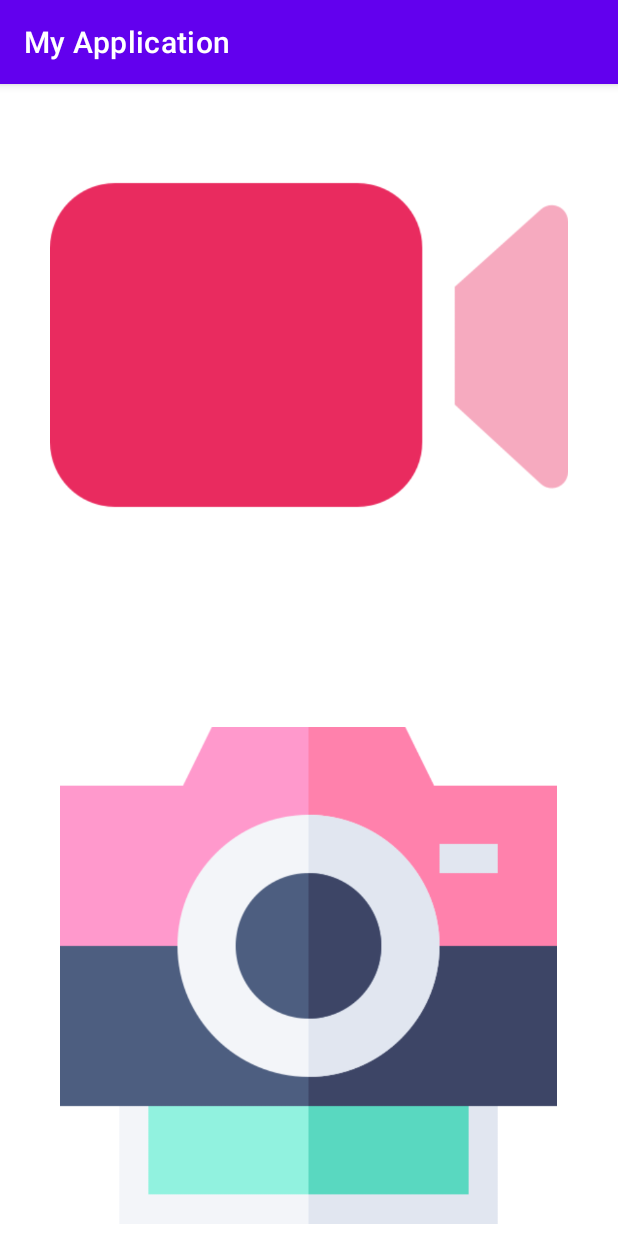
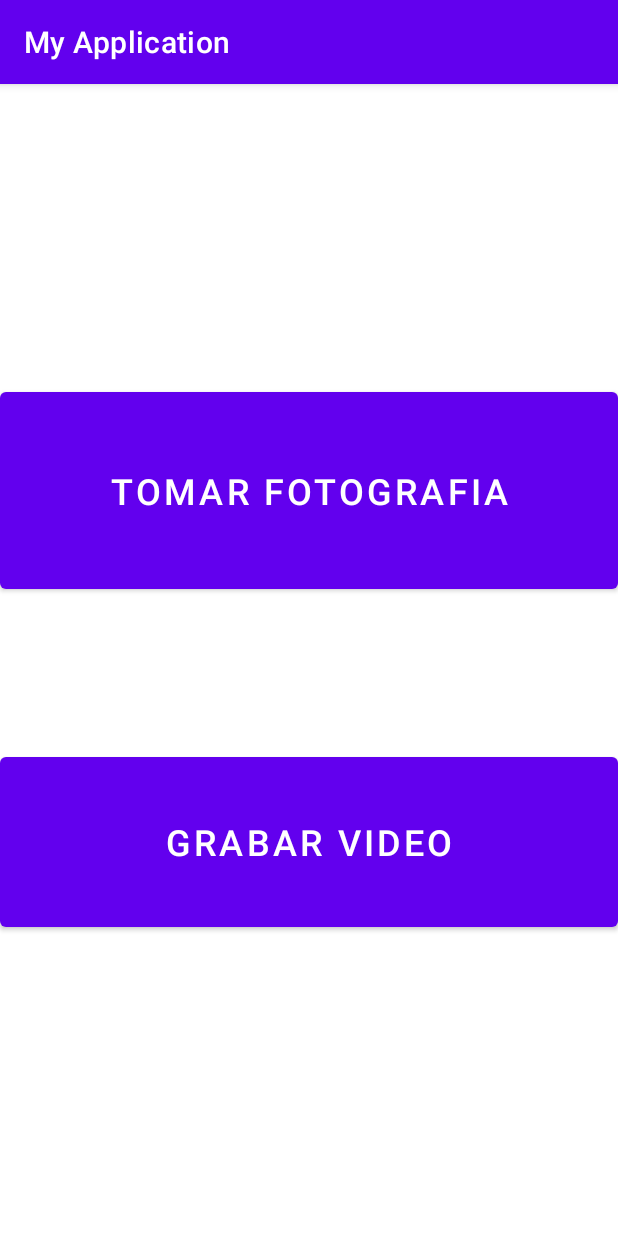
Before and after one commit to app-pilots/INV-1, an Android app: the screen it shows after launch (MainActivity), on a phone screen of 412 x 824 dp. Run offline under Robolectric (Android 15) with nearby library versions, the phone set to English and light mode, and no system bars.

Commit message:
Creacion  de menu

```diff
--- a/app/src/main/AndroidManifest.xml
+++ b/app/src/main/AndroidManifest.xml
@@ -15,7 +15,8 @@
         android:roundIcon="@mipmap/ic_launcher_round"
         android:supportsRtl="true"
         android:theme="@style/Theme.MyApplication">
-        <activity android:name=".MainActivity2" />
+        <activity android:name=".Video" />
+        <activity android:name=".Camara" />
         <activity android:name=".MainActivity">
             <intent-filter>
                 <action android:name="android.intent.action.MAIN" />
--- a/app/src/main/res/layout/activity_main.xml
+++ b/app/src/main/res/layout/activity_main.xml
@@ -8,17 +8,20 @@
     android:orientation="vertical"
     tools:context=".Camaras">
 
-    <ImageView
-        android:id="@+id/imageView4"
-        android:layout_width="345dp"
-        android:layout_height="420dp"
-        android:onClick="TomarVideo"
-        app:srcCompat="@drawable/camara" />
+    <Button
+        android:id="@+id/btnFoto"
+        android:layout_width="match_parent"
+        android:layout_height="143dp"
+        android:onClick="tomarFoto"
+        android:text="Tomar fotografia"
+        android:textSize="24sp" />
 
-    <ImageView
-        android:id="@+id/imageView5"
-        android:layout_width="331dp"
-        android:layout_height="420dp"
-        android:onClick="TomarFoto"
-        app:srcCompat="@drawable/camera" />
+    <Button
+        android:id="@+id/btnVideo"
+        android:layout_width="match_parent"
+        android:layout_height="125dp"
+        android:layout_marginTop="100dp"
+        android:onClick="grabarVideo"
+        android:text="Grabar video"
+        android:textSize="24sp" />
 </LinearLayout>
```
Also changed, not shown: app/src/main/java/com/example/myapplication/Camara.java (added, +48 -0 lines), app/src/main/java/com/example/myapplication/MainActivity.java (+10 -15 lines), app/src/main/java/com/example/myapplication/Video.java (added, +50 -0 lines), app/src/main/res/layout/activity_camara.xml (added, +22 -0 lines), app/src/main/res/layout/activity_video.xml (added, +18 -0 lines).
